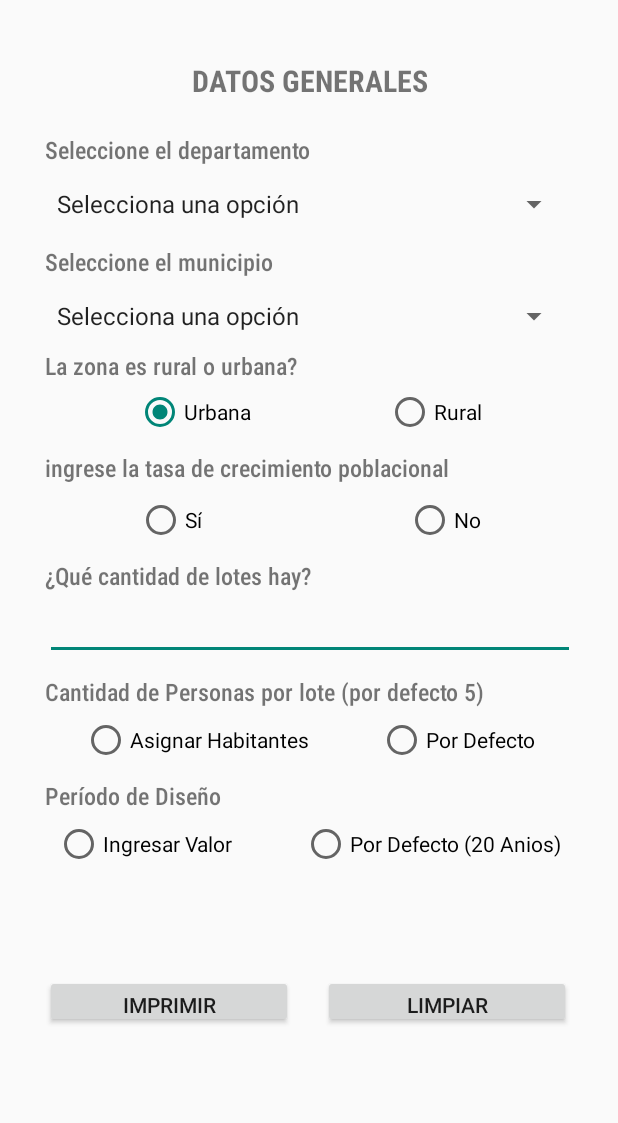
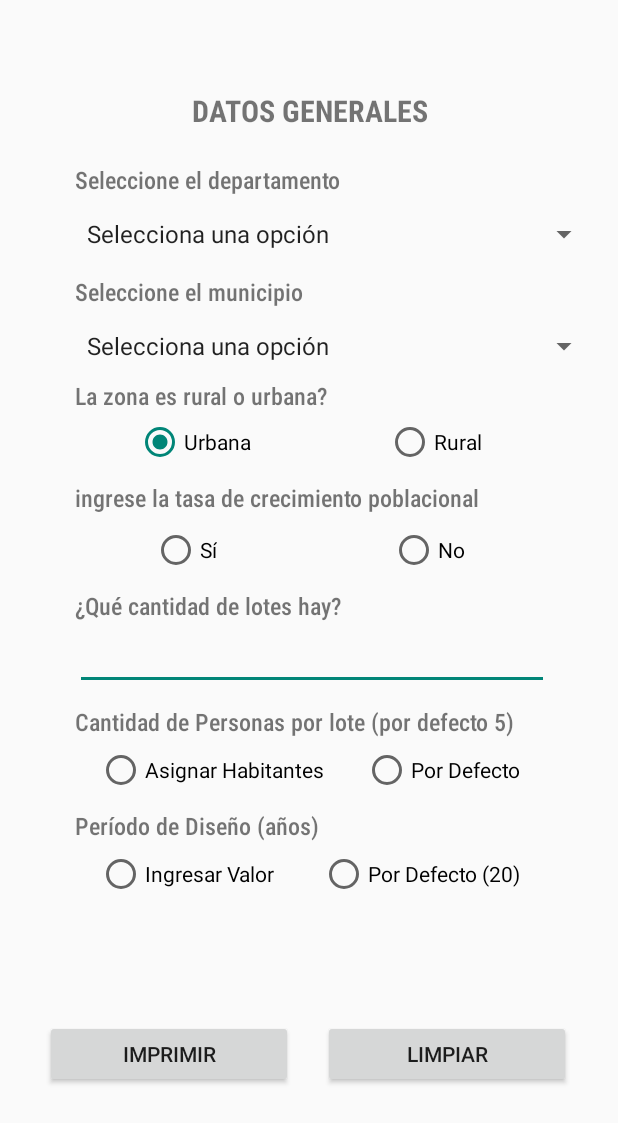
Before and after one commit to Oomars1/VolumenTanque, an Android app built with Jetpack Compose: the screen it shows after launch (MainActivity), on a phone screen of 412 x 824 dp. Shown: the top 1123 px of the screen. Run offline under Robolectric (Android 15) with nearby library versions, the phone set to English and light mode, and no system bars.

Commit message:
cambio de cositas

```diff
--- a/app/src/main/java/com/example/calculadoradevolumen/MainActivity.kt
+++ b/app/src/main/java/com/example/calculadoradevolumen/MainActivity.kt
@@ -101,9 +101,7 @@ class MainActivity : ComponentActivity() {
         spinner1.adapter = adapter1
 
         // Datos para el segundo spinner
-        val options2 = arrayOf("Santa Ana Centro", "Santa Ana Norte", "Santa Ana Este", "Santa Ana Oeste", "Metapan")
-        val options3 = arrayOf("Ahuachapan", "Atiquizaya", "Apaneca", "Concepcion Ataco", "El Refugio")
-        val options4 = arrayOf("Nahuizalco", "Juayua", "Salcoatitan")
+
 
         // Datos para los municipios de cada departamento
         val municipiosMap = mapOf(
--- a/app/src/main/res/layout/activity_main.xml
+++ b/app/src/main/res/layout/activity_main.xml
@@ -9,13 +9,13 @@
     >
     <ScrollView
         android:layout_width="380dp"
-        android:layout_height="620dp"
+        android:layout_height="650dp"
         android:scrollbarSize="0dp">
         <LinearLayout
             android:layout_width="match_parent"
             android:layout_height="wrap_content"
             android:orientation="vertical"
-            android:padding="14dp">
+            android:padding="34dp">
 
             <TextView
                 android:id="@+id/generalDataTextView"
@@ -130,14 +130,14 @@
                     android:layout_width="wrap_content"
                     android:layout_height="wrap_content"
                     android:text="Sí"
-                    android:layout_marginEnd="120dp"/>
+                    android:layout_marginEnd="115dp"/>
 
                 <RadioButton
                     android:id="@+id/radioNo"
                     android:layout_width="wrap_content"
                     android:layout_height="wrap_content"
                     android:text="No"
-                    android:layout_marginStart="16dp"/>
+                    android:layout_marginStart="0dp"/>
             </RadioGroup>
 
             <EditText
@@ -195,7 +195,7 @@
                     android:layout_width="wrap_content"
                     android:layout_height="wrap_content"
                     android:text="Asignar Habitantes"
-                    android:layout_marginEnd="30dp"/>
+                    android:layout_marginEnd="10dp"/>
 
                 <RadioButton
                     android:id="@+id/agregaNuevo"
@@ -217,7 +217,7 @@
                 android:id="@+id/periodoDisenoTextView"
                 android:layout_width="match_parent"
                 android:layout_height="wrap_content"
-                android:text="Período de Diseño"
+                android:text="Período de Diseño (años)"
                 android:fontFamily="sans-serif-condensed-medium"
                 android:textSize="16sp"
                 android:gravity=""
@@ -242,8 +242,9 @@
                     android:id="@+id/porDefectoPeriodo"
                     android:layout_width="wrap_content"
                     android:layout_height="wrap_content"
-                    android:text="Por Defecto (20 Anios)"
-                    android:layout_marginStart="16dp"/>
+                    android:text="Por Defecto (20)"/>
+
+
             </RadioGroup>
 
             <EditText
@@ -272,16 +273,16 @@
         <Button
             android:id="@+id/button"
             android:layout_width="165dp"
-            android:layout_height="35dp"
+            android:layout_height="45dp"
             android:layout_gravity="center_horizontal"
             android:layout_marginTop="16dp"
             android:layout_marginEnd="20dp"
-            android:text="Imprimir Selecciones" />
+            android:text="Imprimir" />
 
         <Button
             android:id="@+id/clearButton"
             android:layout_width="165dp"
-            android:layout_height="35dp"
+            android:layout_height="45dp"
             android:layout_gravity="center_horizontal"
             android:layout_marginTop="16dp"
             android:text="Limpiar" />
@@ -289,18 +290,6 @@
 
 
     </LinearLayout>
-    <ScrollView
-    android:layout_width="match_parent"
-    android:layout_height="wrap_content"
-    android:layout_gravity="center_horizontal"
-    android:paddingTop="65dp">
-    <TextView
-        android:id="@+id/textViewSelection"
-        android:layout_width="match_parent"
-        android:layout_height="wrap_content"
-        android:textSize="16sp" />
 
 
-
-</ScrollView>
 </LinearLayout>
```
